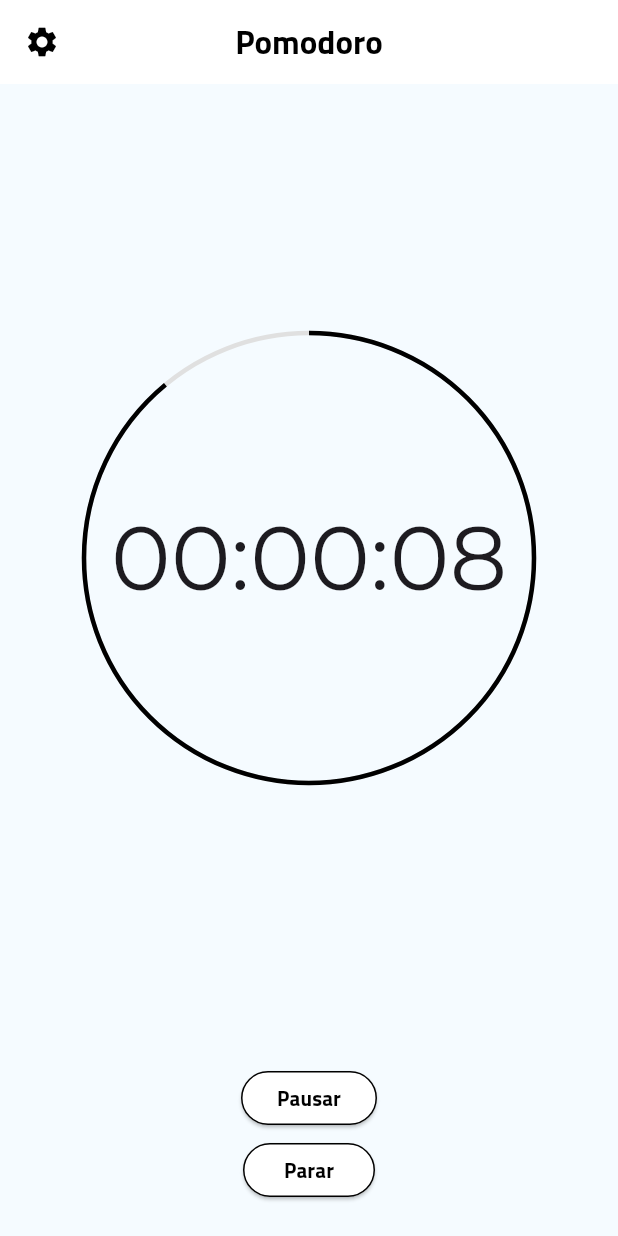
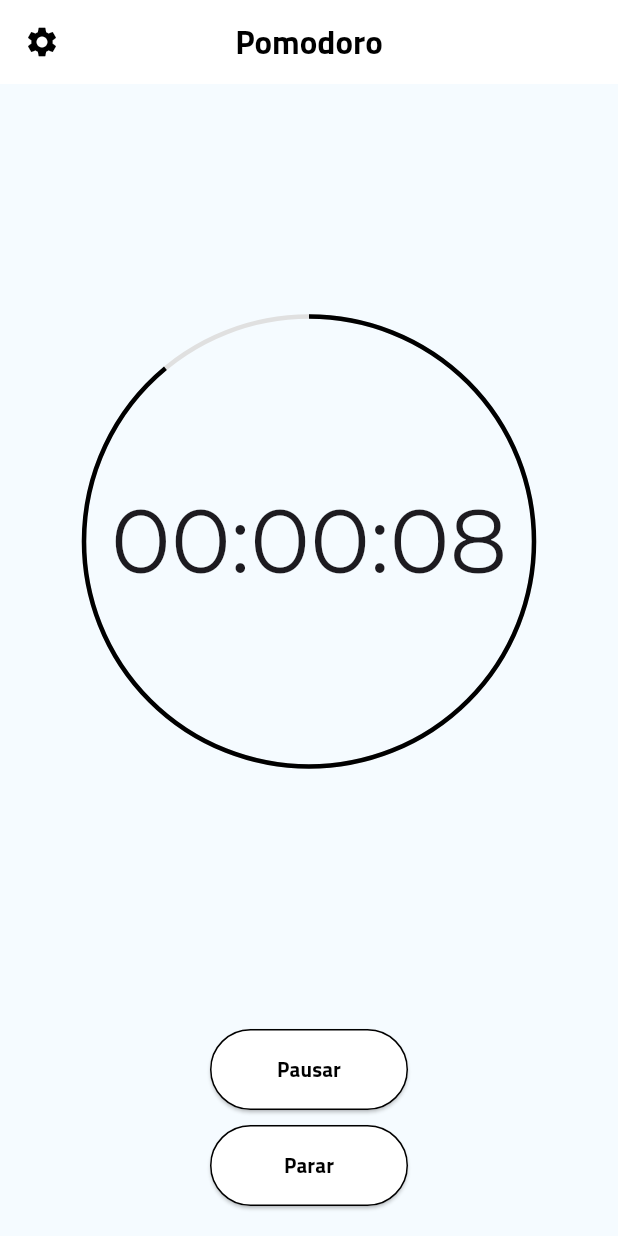
Before and after one commit to Cecote/Pomodoro_app, a Flutter app: the screen it shows after launch, after a tap on "Iniciar", on a phone screen of 412 x 824 dp. Run offline on Flutter 3.47's test engine with Material 3 defaults, Android fonts, the phone set to English and light mode, and no system bars; our stand-ins replace audioplayers; project files that could hold a hidden picture were left out.

Commit message:
Update: Buttons design & notify sound

```diff
--- a/lib/config-menu.dart
+++ /dev/null
@@ -1 +0,0 @@
-import 'package:flutter/material.dart';
--- a/lib/main.dart
+++ b/lib/main.dart
@@ -1,7 +1,7 @@
 import 'package:flutter/material.dart';
 import '../widgets/round-button.dart';
-import 'package:flutter_ringtone_player/flutter_ringtone_player.dart';
 import '../widgets/menu-button.dart';
+import 'package:audioplayers/audioplayers.dart';
 
 void main() {
   runApp(const MyApp());
@@ -43,6 +43,7 @@
 class _pomoTimerState extends State<pomoTimer> with TickerProviderStateMixin  {
 
   late AnimationController controller;
+  final player = AudioPlayer();
   bool isCounting = false;
 
 
@@ -66,7 +67,7 @@
 
   void notify() {
     if(countText == '00:00:00'){
-      FlutterRingtonePlayer.playNotification();
+      player.play(AssetSource('notify.mp3'));
     }
   }
 
@@ -158,6 +159,7 @@
                     }
                   },
                 ),
+                SizedBox(height: 10),
                 RoundButton(
                   text: 'Parar',
                   onPressed: () {
--- a/lib/widgets/menu-button.dart
+++ b/lib/widgets/menu-button.dart
@@ -1,6 +1,4 @@
 import 'package:flutter/material.dart';
-import 'package:pomodoro/widgets/menu-itens.dart';
-import 'package:popover/popover.dart';
 
 class MenuButton extends StatelessWidget {
   const MenuButton({super.key});
--- a/lib/widgets/menu-itens.dart
+++ b/lib/widgets/menu-itens.dart
@@ -13,10 +13,10 @@ class MenuItens extends StatelessWidget {
           height: 50,
           child: ElevatedButton(
             style: ButtonStyle(
-                side: MaterialStateProperty.all<BorderSide>(
+                side: WidgetStateProperty.all<BorderSide>(
                     BorderSide(color: Colors.black, width: 1.0)),
-              minimumSize: MaterialStateProperty.all(Size(40, 30)),
-              backgroundColor: MaterialStateProperty.all(Colors.white)
+              minimumSize: WidgetStateProperty.all(Size(40, 30)),
+              backgroundColor: WidgetStateProperty.all(Colors.white)
             ),
             onPressed: () {},
             child: Text(
--- a/lib/widgets/round-button.dart
+++ b/lib/widgets/round-button.dart
@@ -18,20 +18,20 @@ class RoundButton extends StatelessWidget {
       ),
       child: ElevatedButton(
           style: ButtonStyle(
-            minimumSize: MaterialStateProperty.resolveWith<Size>(
-                  (Set<MaterialState> states) {
-                    return Size(88, 36);
+            minimumSize: WidgetStateProperty.resolveWith<Size>(
+                  (Set<WidgetState> states) {
+                    return Size(132, 54);
               },
             ),
-            shape: MaterialStateProperty.resolveWith<OutlinedBorder?>(
-                  (Set<MaterialState> states) {
+            shape: WidgetStateProperty.resolveWith<OutlinedBorder?>(
+                  (Set<WidgetState> states) {
                 return RoundedRectangleBorder(
                   borderRadius: BorderRadius.circular(50),
                 );
               },
             ),
-            backgroundColor: MaterialStateProperty.all(Colors.white),
-            side: MaterialStateProperty.all<BorderSide>(
+            backgroundColor: WidgetStateProperty.all(Colors.white),
+            side: WidgetStateProperty.all<BorderSide>(
                 BorderSide(color: Colors.black, width: 1.0)),
           ),
           onPressed: onPressed, // Chama a função passada
```
Also changed, not shown: pubspec.yaml (+8 -7 lines), pubspec.lock, 7 other files.
